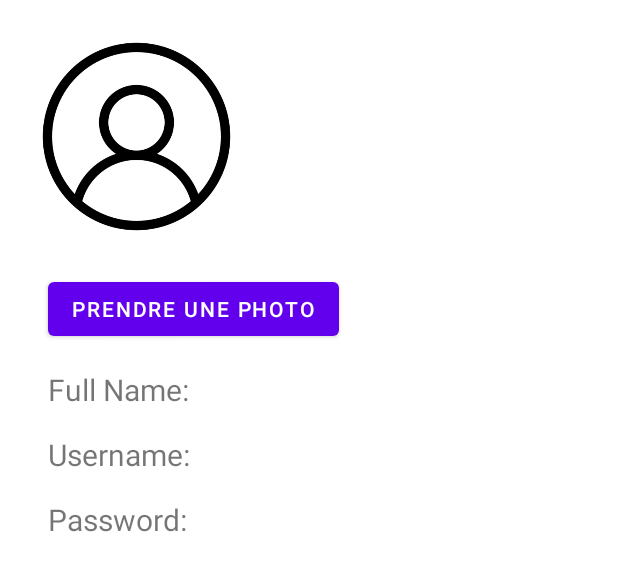
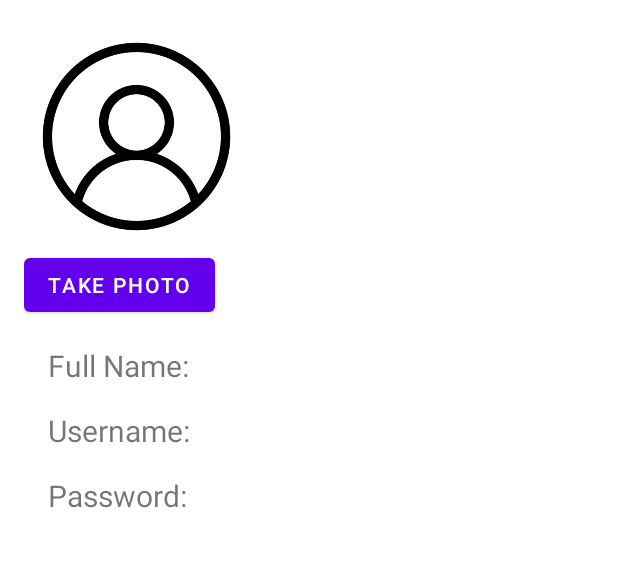
Before and after one commit to brdacostac/Gastronomee, an Android app: the layout activity_profile.xml on its own in the app's theme, with its tools: preview values and no code run, on a phone screen of 412 x 824 dp. Shown: the top 571 px of the screen. Run offline under Robolectric (Android 15) with nearby library versions, the phone set to English and light mode, and no system bars.

Commit message:
utilisation d'outils non dépréciés mais erreur lors de prise photo

```diff
--- a/app/build.gradle
+++ b/app/build.gradle
@@ -35,6 +35,7 @@ android {
 }
 
 dependencies {
+    implementation 'com.google.android.gms:play-services-location:18.0.0'
     implementation 'androidx.appcompat:appcompat:1.6.1'
     implementation 'com.google.android.material:material:1.8.0'
     implementation 'androidx.constraintlayout:constraintlayout:2.1.4'
--- a/app/src/main/res/layout/activity_profile.xml
+++ b/app/src/main/res/layout/activity_profile.xml
@@ -18,12 +18,10 @@ tools:context=".view.ProfileActivity">
         android:src="@drawable/profile"/>
 
     <Button
-        android:id="@+id/takePhotoButton"
+        android:id="@+id/onTakePhotoClicked"
         android:layout_width="wrap_content"
         android:layout_height="wrap_content"
-        android:text="Prendre une photo"
-        android:layout_marginTop="16dp"
-        android:layout_marginLeft="16dp"
+        android:text="Take Photo"
         android:onClick="takePhoto" />
 
     <TextView
```
Also changed, not shown: app/src/main/java/fr/iut/androidproject/view/ProfileActivity.kt (+14 -12 lines).
